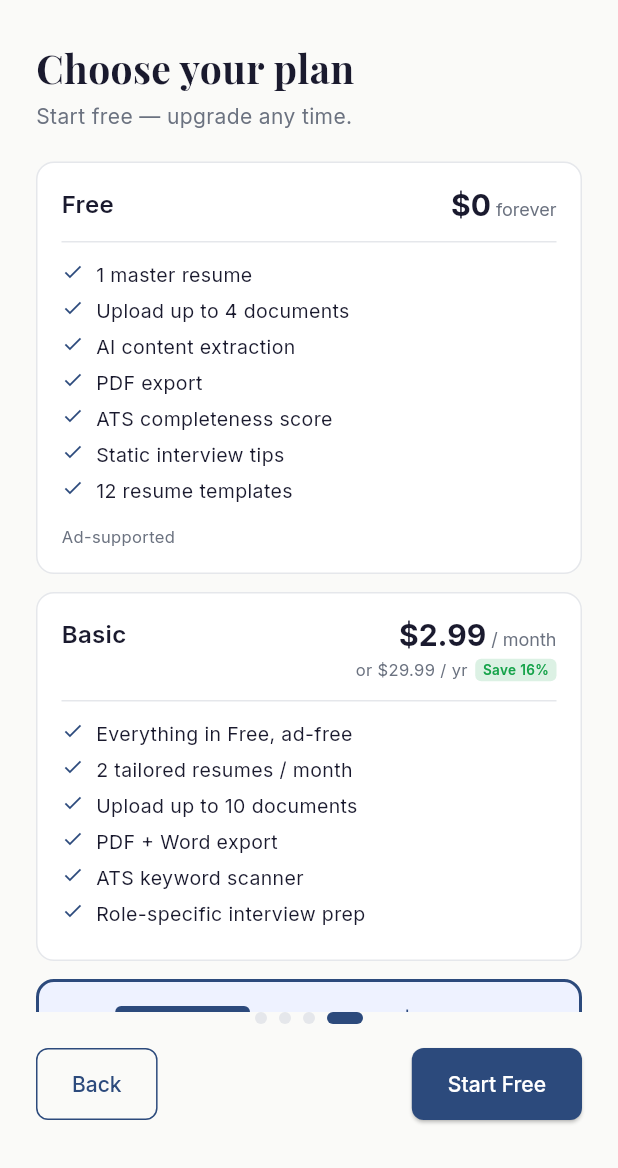
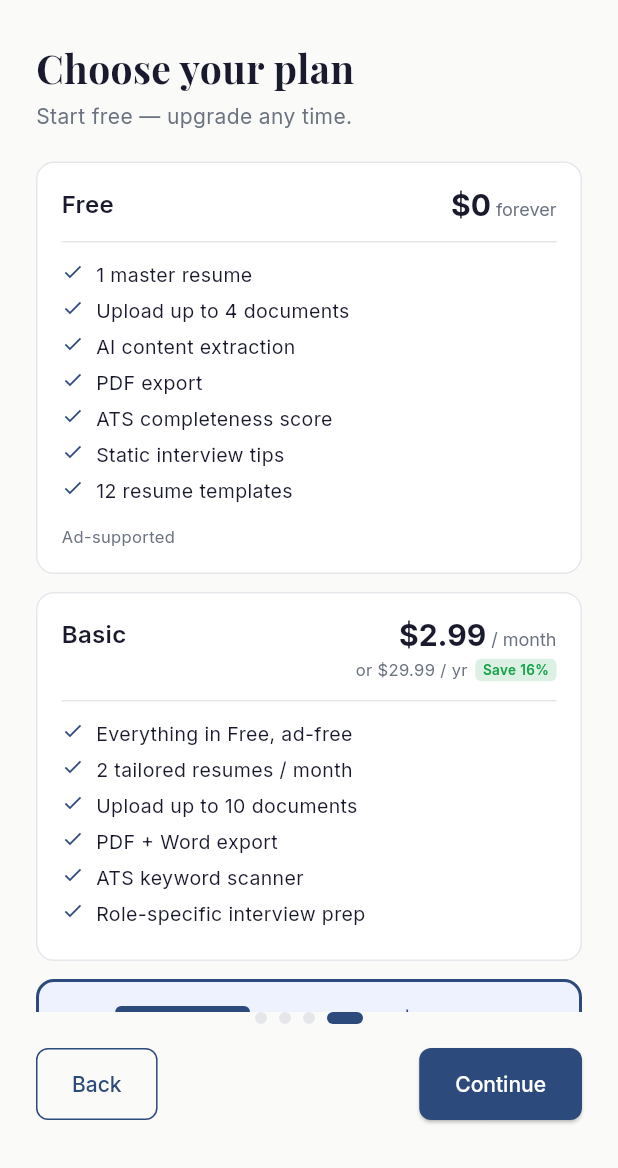
Before and after one commit to beaconaiofficial/BeaconAI_Resume, a Flutter app: the OnboardingScreen screen opened by its route, swiped to page 4, on a phone screen of 412 x 824 dp, the part 68-1236 px from its top. Run offline on Flutter 3.47's test engine with Material 3 defaults, Android fonts, the phone set to English and light mode, and no system bars; our stand-ins replace connectivity_plus, file_picker, flutter_riverpod, google_fonts, google_mobile_ads, hive_ce and 5 more; missing offline and left inert: dart:html, purchases_flutter, syncfusion_flutter_pdf; accounts and stored records are empty.

Commit message:
Fix Apple 3.1.2(c): add privacy policy link to paywall, fix onboarding CTA copy
Apple rejected build 16 for two reasons: (1) no privacy policy link within
the IAP flow itself (only reachable via Settings), and (2) pricing/purchase
UI misleading reviewers about cost. Adds a tappable Privacy Policy link on
the Paywall Screen next to the purchase buttons, linking to
https://getbeaconai.dev/privacy via the app's existing ExternalLinkService.

Also relabels the onboarding tier-comparison page's bottom CTA from
"Start Free" to "Continue" — that button is a single, tier-agnostic control
that only completes onboarding (never purchases anything), but it renders
in a persistent bottom bar beneath whichever tier card (including the
$4.99/mo Pro card) the user has scrolled to, which reads as a misleading
"free" claim next to a priced plan. Behavior (_finish()) is unchanged.

Bumps build number to 1.0.0+17 for resubmission.

```diff
--- a/lib/screens/onboarding_screen.dart
+++ b/lib/screens/onboarding_screen.dart
@@ -861,10 +861,10 @@ class _BottomNav extends StatelessWidget {
           // Primary CTA
           if (isOnTierCard)
             Semantics(
-              label: 'Start free, set up your resume',
+              label: 'Continue, set up your resume',
               child: ElevatedButton(
                 onPressed: onFinish,
-                child: const Text('Start Free'),
+                child: const Text('Continue'),
               ),
             )
           else
--- a/pubspec.yaml
+++ b/pubspec.yaml
@@ -1,7 +1,7 @@
 name: beaconai_resume
 description: BeaconAI Resume — ATS-optimized resume builder with AI assistance.
 publish_to: 'none'
-version: 1.0.0+16
+version: 1.0.0+17
 
 environment:
   sdk: '>=3.0.0 <4.0.0'
```
Also changed, not shown: lib/screens/paywall_screen.dart (+16 -0 lines).
